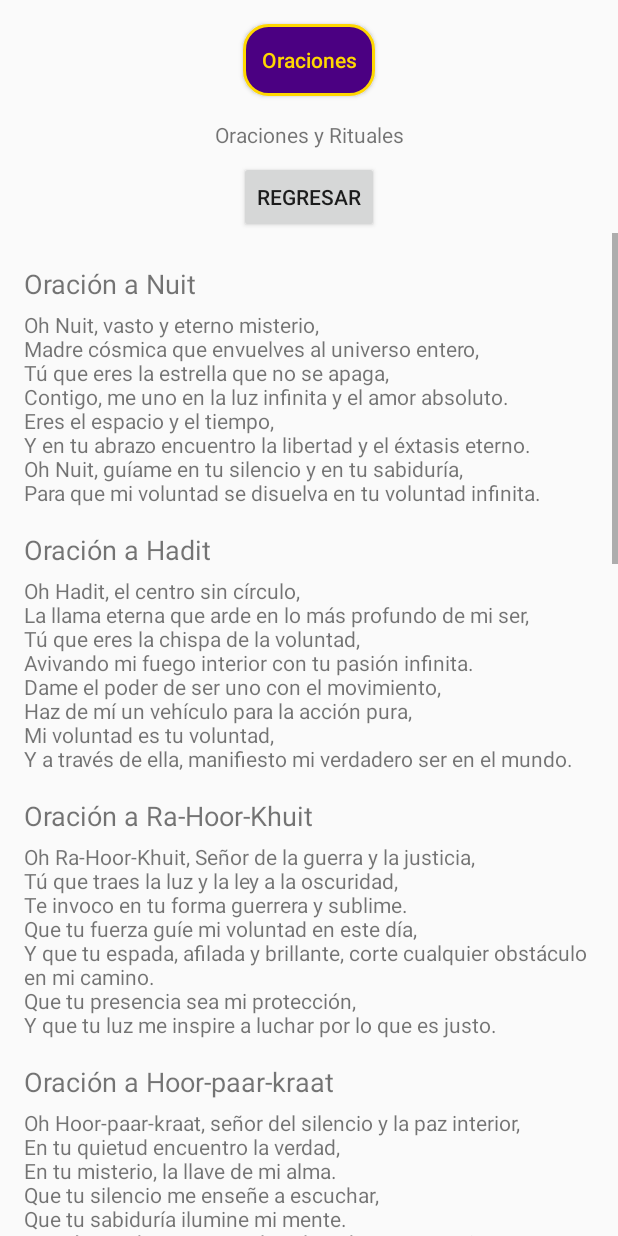
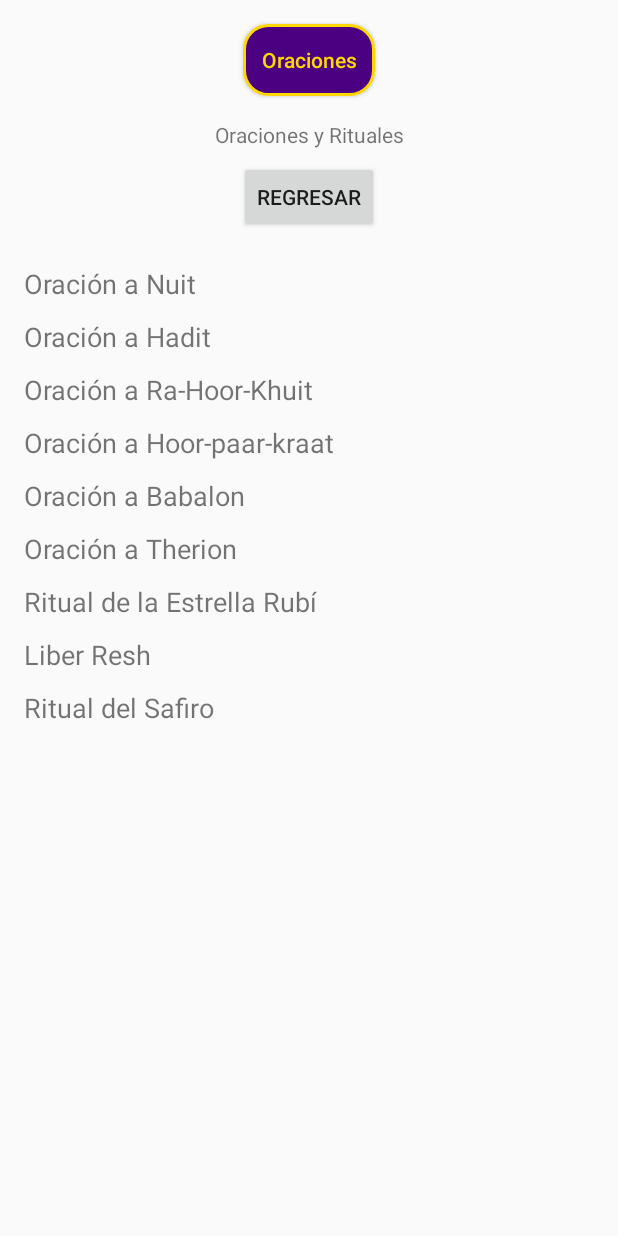
Before and after one commit to haru9393/thelema, an Android app built with Jetpack Compose: the OracionesActivity screen opened directly, with no data from a screen before it, after a tap on "Oraciones", on a phone screen of 412 x 824 dp. Run offline under Robolectric (Android 15) with nearby library versions, the phone set to English and light mode, and no system bars.

Commit message:
cambios 12

```diff
--- a/app/src/main/java/com/example/thelema/OracionesActivity.kt
+++ b/app/src/main/java/com/example/thelema/OracionesActivity.kt
@@ -1,6 +1,7 @@
 
 package com.example.thelema
 
+import android.content.Intent
 import android.os.Bundle
 import android.view.View
 import android.widget.Button
@@ -11,6 +12,7 @@ import androidx.appcompat.app.AppCompatActivity
 
 class OracionesActivity : AppCompatActivity() {
 
+    // Lista de oraciones y rituales
     private val oraciones = listOf(
         Pair("Oración a Nuit", """
         Oh Nuit, vasto y eterno misterio,
@@ -103,7 +105,7 @@ class OracionesActivity : AppCompatActivity() {
         val buttonOraciones = findViewById<Button>(R.id.buttonOraciones)
         val scrollViewContenido = findViewById<ScrollView>(R.id.scrollViewContenido)
         val contenidoContainer = findViewById<LinearLayout>(R.id.contenidoContainer)
-        val buttonRegresar = findViewById<Button>(R.id.buttonRegresar) // Obtén referencia al botón Regresar
+        val buttonRegresar = findViewById<Button>(R.id.buttonRegresar)
 
         buttonOraciones.setOnClickListener {
             if (scrollViewContenido.visibility == View.GONE) {
@@ -115,12 +117,10 @@ class OracionesActivity : AppCompatActivity() {
             }
         }
 
-        // Añade OnClickListener al botón Regresar
         buttonRegresar.setOnClickListener {
-            finish() // Finaliza la actividad y regresa a MainActivity
+            finish()
         }
     }
-
 
     private fun showOraciones(oraciones: List<Pair<String, String>>) {
         val contenidoContainer = findViewById<LinearLayout>(R.id.contenidoContainer)
@@ -129,14 +129,18 @@ class OracionesActivity : AppCompatActivity() {
         for ((titulo, texto) in oraciones) {
             val tituloTextView = TextView(this)
             tituloTextView.text = titulo
-            tituloTextView.textSize = 18f // Tamaño de letra más grande
-            tituloTextView.setPadding(0, 8, 0, 8) // Espacio entre títulos y textos
+            tituloTextView.textSize = 18f
+            tituloTextView.setPadding(0, 8, 0, 8)
+
+            // Hacer clic en el título abre DetalleOracionActivity con el contenido
+            tituloTextView.setOnClickListener {
+                val intent = Intent(this, DetalleOracionActivity::class.java)
+                intent.putExtra("titulo", titulo)
+                intent.putExtra("contenido", texto)
+                startActivity(intent)
+            }
+
             contenidoContainer.addView(tituloTextView)
-
-            val textoTextView = TextView(this)
-            textoTextView.text = texto
-            textoTextView.setPadding(0, 0, 0, 16) // Espacio debajo de cada texto
-            contenidoContainer.addView(textoTextView)
         }
     }
 }
```
Also changed, not shown: app/src/main/AndroidManifest.xml (+6 -5 lines). Lines whose indentation alone changed are shown as unchanged.
